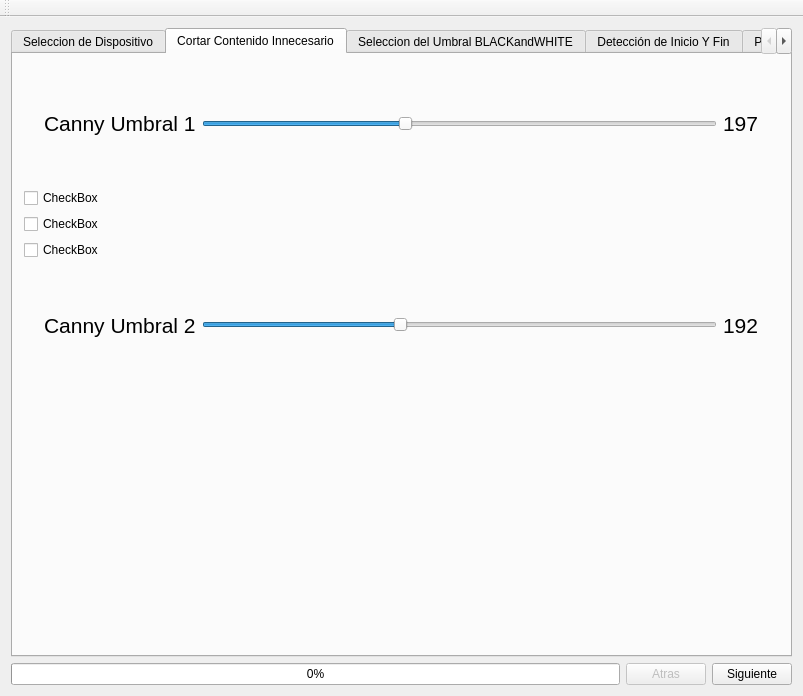
First picture: the form in ventanaprincipal.ui, repository dianjuar/ModuloVisionArtifiical_ACO, before the edit.
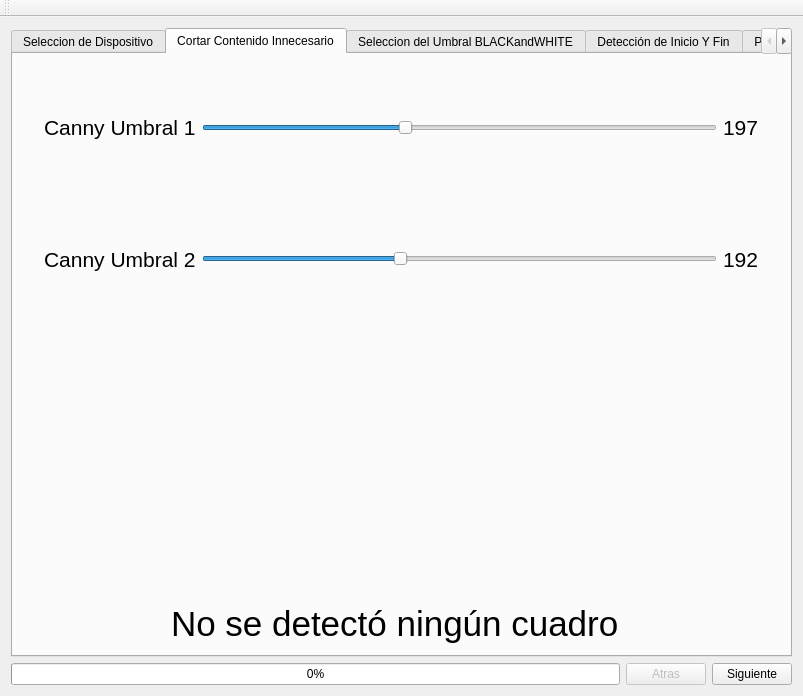
Second picture: the form after the edit. The open tabs and pages were chosen to show the change. Icons and pictures are not drawn.

Commit message: Muestra a través de UI de un error

Patch:
```diff
--- a/ventanaprincipal.ui
+++ b/ventanaprincipal.ui
@@ -200,27 +200,6 @@
           </item>
          </layout>
         </item>
-        <item>
-         <widget class="QCheckBox" name="checkBox_3">
-          <property name="text">
-           <string>CheckBox</string>
-          </property>
-         </widget>
-        </item>
-        <item>
-         <widget class="QCheckBox" name="checkBox_2">
-          <property name="text">
-           <string>CheckBox</string>
-          </property>
-         </widget>
-        </item>
-        <item>
-         <widget class="QCheckBox" name="checkBox">
-          <property name="text">
-           <string>CheckBox</string>
-          </property>
-         </widget>
-        </item>
         <item>
          <layout class="QHBoxLayout" name="horizontalLayout_5">
           <item>
@@ -391,6 +370,59 @@
           </property>
          </spacer>
         </item>
+        <item>
+         <layout class="QHBoxLayout" name="horizontalLayout_20">
+          <item>
+           <spacer name="horizontalSpacer_21">
+            <property name="orientation">
+             <enum>Qt::Horizontal</enum>
+            </property>
+            <property name="sizeHint" stdset="0">
+             <size>
+              <width>40</width>
+              <height>20</height>
+             </size>
+            </property>
+           </spacer>
+          </item>
+          <item>
+           <widget class="QLabel" name="label_errorText_F1">
+            <property name="font">
+             <font>
+              <family>Ubuntu</family>
+              <pointsize>26</pointsize>
+             </font>
+            </property>
+            <property name="text">
+             <string>No se detectó ningún cuadro</string>
+            </property>
+           </widget>
+          </item>
+          <item>
+           <widget class="QLabel" name="label_errorImg_F1">
+            <property name="text">
+             <string/>
+            </property>
+            <property name="pixmap">
+             <pixmap>../ModuloDeVisionArtificial_1_1+GIT-build-desktop-Qt_4_8_1_in_PATH__System__Release/media/TestConnection/Bad.png</pixmap>
+            </property>
+           </widget>
+          </item>
+          <item>
+           <spacer name="horizontalSpacer_22">
+            <property name="orientation">
+             <enum>Qt::Horizontal</enum>
+            </property>
+            <property name="sizeHint" stdset="0">
+             <size>
+              <width>40</width>
+              <height>20</height>
+             </size>
+            </property>
+           </spacer>
+          </item>
+         </layout>
+        </item>
        </layout>
       </widget>
       <widget class="QWidget" name="tab_3">
```
Left out of the diff: 2 changed lines with no effect on the pictures. The commit also changes 1 other file.
